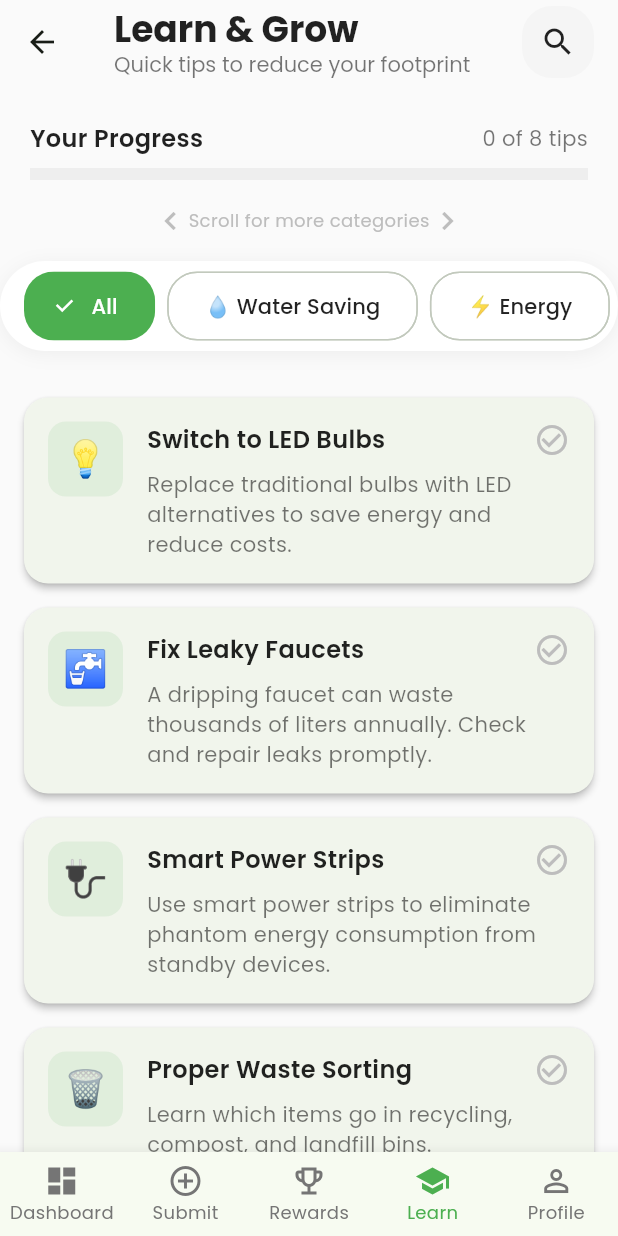
After one commit to bobecheda/leafPrint, a Flutter app: the EducationalHubScreen screen opened by its route, on a phone screen of 412 x 824 dp. The commit adds this screen. Run offline on Flutter 3.47's test engine with Material 3 defaults, Android fonts, the phone set to English and light mode, and no system bars; our stand-ins replace confetti, dotted_border, fl_chart, font_awesome_flutter, google_fonts, image_picker and 1 more; network calls fail.

Commit message:
Eco-learning

```diff
--- a/lib/main.dart
+++ b/lib/main.dart
@@ -1,10 +1,25 @@
 import 'package:flutter/material.dart';
 import 'package:google_fonts/google_fonts.dart';
 import 'screens/login_screen.dart';
+import 'screens/dashboard_screen.dart';
+import 'screens/eco_action_screen.dart';
+import 'screens/educational_hub_screen.dart';
+import 'screens/register_screen.dart';
 
 void main() {
   runApp(const LeafPrintApp());
 }
+
+// Define app routes
+final Map<String, WidgetBuilder> routes = {
+  '/': (context) => const LoginScreen(),
+  '/register': (context) => const RegisterScreen(),
+  '/dashboard': (context) => const DashboardScreen(),
+  '/eco-action': (context) => const EcoActionScreen(),
+  '/learn': (context) => const EducationalHubScreen(),
+  // Optional: Make sure this is defined in EducationalHubScreen class
+  // static const routeName = '/learn';
+};
 
 class LeafPrintApp extends StatelessWidget {
   const LeafPrintApp({super.key});
@@ -14,6 +29,18 @@ class LeafPrintApp extends StatelessWidget {
     return MaterialApp(
       title: 'LeafPrint',
       debugShowCheckedModeBanner: false,
+      initialRoute: '/',
+      routes: routes,
+      onGenerateRoute: (settings) {
+        switch (settings.name) {
+          case '/':
+            return MaterialPageRoute(builder: (context) => const LoginScreen());
+          case EducationalHubScreen.routeName:
+            return MaterialPageRoute(builder: (context) => const EducationalHubScreen());
+          default:
+            return MaterialPageRoute(builder: (context) => const LoginScreen());
+        }
+      },
       theme: ThemeData(
         primaryColor: const Color(0xFF4CAF50),
         colorScheme: ColorScheme.fromSeed(
@@ -48,7 +75,6 @@ class LeafPrintApp extends StatelessWidget {
           ),
         ),
       ),
-      home: const LoginScreen(),
     );
   }
 }
--- a/lib/screens/dashboard_screen.dart
+++ b/lib/screens/dashboard_screen.dart
@@ -544,14 +544,13 @@ class _DashboardScreenState extends State<DashboardScreen> {
       child: BottomNavigationBar(
         currentIndex: _selectedIndex,
         onTap: (index) {
+          setState(() => _selectedIndex = index);
           if (index == 1) {
-            // Navigate to EcoActionScreen when Add Action is tapped
-            Navigator.push(
-              context,
-              MaterialPageRoute(builder: (context) => const EcoActionScreen()),
-            );
-          } else {
-            setState(() => _selectedIndex = index);
+            Navigator.pushNamed(context, '/eco-action')
+              .then((_) => setState(() => _selectedIndex = 0));
+          } else if (index == 3) {
+            Navigator.pushNamed(context, '/learn')
+              .then((_) => setState(() => _selectedIndex = 0));
           }
         },
         type: BottomNavigationBarType.fixed,
--- /dev/null
+++ b/lib/screens/educational_hub_screen.dart
@@ -0,0 +1,540 @@
+import 'package:flutter/material.dart';
+import 'package:flutter/gestures.dart';
+import 'package:google_fonts/google_fonts.dart';
+import 'package:font_awesome_flutter/font_awesome_flutter.dart';
+
+class EducationalHubScreen extends StatefulWidget {
+  static const routeName = '/learn';
+  const EducationalHubScreen({super.key});
+
+  @override
+  State<EducationalHubScreen> createState() => _EducationalHubScreenState();
+}
+
+class TipSearchDelegate extends SearchDelegate<String> {
+  final List<Map<String, dynamic>> tips;
+
+  TipSearchDelegate({required this.tips});
+
+  @override
+  List<Widget> buildActions(BuildContext context) {
+    return [
+      IconButton(
+        icon: const Icon(Icons.clear),
+        onPressed: () {
+          query = '';
+        },
+      ),
+    ];
+  }
+
+  @override
+  Widget buildLeading(BuildContext context) {
+    return IconButton(
+      icon: const Icon(Icons.arrow_back),
+      onPressed: () {
+        close(context, '');
+      },
+    );
+  }
+
+  @override
+  Widget buildResults(BuildContext context) {
+    return buildSuggestions(context);
+  }
+
+  @override
+  Widget buildSuggestions(BuildContext context) {
+    final suggestionList = query.isEmpty
+        ? tips.take(5).toList()
+        : tips.where((tip) =>
+            tip['title'].toString().toLowerCase().contains(query.toLowerCase()) ||
+            tip['summary'].toString().toLowerCase().contains(query.toLowerCase()) ||
+            tip['category'].toString().toLowerCase().contains(query.toLowerCase()))
+            .toList();
+
+    return ListView.builder(
+      itemCount: suggestionList.length,
+      itemBuilder: (context, index) {
+        final tip = suggestionList[index];
+        return ListTile(
+          leading: Container(
+            width: 40,
+            height: 40,
+            decoration: BoxDecoration(
+              color: const Color(0xFF4CAF50).withOpacity(0.1),
+              borderRadius: BorderRadius.circular(10),
+            ),
+            child: Center(
+              child: Text(
+                tip['icon'],
+                style: const TextStyle(fontSize: 20),
+              ),
+            ),
+          ),
+          title: Text(
+            tip['title'],
+            style: GoogleFonts.poppins(
+              fontWeight: FontWeight.w500,
+            ),
+          ),
+          subtitle: Text(
+            tip['category'],
+            style: GoogleFonts.poppins(
+              fontSize: 12,
+              color: Colors.grey[600],
+            ),
+          ),
+          onTap: () {
+            close(context, tip['title']);
+          },
+        );
+      },
+    );
+  }
+}
+
+class _EducationalHubScreenState extends State<EducationalHubScreen> with SingleTickerProviderStateMixin {
+  late AnimationController _animationController;
+  late Animation<double> _fadeAnimation;
+  late Animation<Offset> _slideAnimation;
+
+  final List<String> categories = [
+    '💧 Water Saving',
+    '⚡ Energy',
+    '♻️ Recycling',
+    '🚌 Sustainable Transport',
+    '🌱 Gardening',
+    '🛍️ Shopping',
+    '🏠 Home',
+    '🍽️ Food',
+  ];
+
+  final List<Map<String, dynamic>> tips = [
+    {
+      'title': 'Switch to LED Bulbs',
+      'icon': '💡',
+      'summary': 'Replace traditional bulbs with LED alternatives to save energy and reduce costs.',
+      'category': '⚡ Energy',
+      'isRead': false,
+    },
+    {
+      'title': 'Fix Leaky Faucets',
+      'icon': '🚰',
+      'summary': 'A dripping faucet can waste thousands of liters annually. Check and repair leaks promptly.',
+      'category': '💧 Water Saving',
+      'isRead': false,
+    },
+    {
+      'title': 'Smart Power Strips',
+      'icon': '🔌',
+      'summary': 'Use smart power strips to eliminate phantom energy consumption from standby devices.',
+      'category': '⚡ Energy',
+      'isRead': false,
+    },
+    {
+      'title': 'Proper Waste Sorting',
+      'icon': '🗑️',
+      'summary': 'Learn which items go in recycling, compost, and landfill bins.',
+      'category': '♻️ Recycling',
+      'isRead': false,
+    },
+    {
+      'title': 'Try Bike Commuting',
+      'icon': '🚲',
+      'summary': 'Consider cycling for short trips to reduce emissions and improve health.',
+      'category': '🚌 Sustainable Transport',
+      'isRead': false,
+    },
+    {
+      'title': 'Composting Basics',
+      'icon': '🌱',
+      'summary': 'Start composting kitchen scraps to create nutrient-rich soil for your garden.',
+      'category': '🌱 Gardening',
+      'isRead': false,
+    },
+    {
+      'title': 'Eco-friendly Shopping',
+      'icon': '🛍️',
+      'summary': 'Bring reusable bags and choose products with minimal packaging.',
+      'category': '🛍️ Shopping',
+      'isRead': false,
+    },
+    {
+      'title': 'Energy-Efficient Windows',
+      'icon': '🪟',
+      'summary': 'Install double-pane windows to improve insulation and reduce energy costs.',
+      'category': '🏠 Home',
+      'isRead': false,
+    },
+  ];
+
+  String selectedCategory = 'All';
+  int readTipsCount = 0;
+
+  @override
+  void initState() {
+    super.initState();
+    _animationController = AnimationController(
+      duration: const Duration(milliseconds: 800),
+      vsync: this,
+    );
+
+    _fadeAnimation = Tween<double>(begin: 0.0, end: 1.0).animate(CurvedAnimation(
+      parent: _animationController,
+      curve: Curves.easeIn,
+    ));
+
+    _slideAnimation = Tween<Offset>(
+      begin: const Offset(0, 0.1),
+      end: Offset.zero,
+    ).animate(CurvedAnimation(
+      parent: _animationController,
+      curve: Curves.easeOut,
+    ));
+
+    _animationController.forward();
+  }
+
+  @override
+  void dispose() {
+    _animationController.dispose();
+    super.dispose();
+  }
+
+  List<Map<String, dynamic>> getFilteredTips() {
+    if (selectedCategory == 'All') return tips;
+    return tips.where((tip) => tip['category'] == selectedCategory).toList();
+  }
+
+  void toggleTipRead(int index) {
+    try {
+      setState(() {
+        final tip = getFilteredTips()[index];
+        tip['isRead'] = !tip['isRead'];
+        readTipsCount = tips.where((tip) => tip['isRead']).length;
+      });
+    } catch (e) {
+      debugPrint('Error toggling tip read status: $e');
+      ScaffoldMessenger.of(context).showSnackBar(
+        const SnackBar(
+          content: Text('Failed to update tip status'),
+          backgroundColor: Colors.red,
+        ),
+      );
+    }
+  }
+
+  @override
+  Widget build(BuildContext context) {
+    return Scaffold(
+      backgroundColor: Colors.grey[50],
+      appBar: AppBar(
+        elevation: 0,
+        backgroundColor: Colors.transparent,
+        titleSpacing: 20,
+        title: Column(
+          crossAxisAlignment: CrossAxisAlignment.start,
+          children: [
+            Text(
+              'Learn & Grow',
+              style: GoogleFonts.poppins(
+                fontSize: 24,
+                fontWeight: FontWeight.bold,
+                color: Colors.black87,
+              ),
+            ),
+            Text(
+              'Quick tips to reduce your footprint',
+              style: GoogleFonts.poppins(
+                fontSize: 14,
+                color: Colors.black54,
+              ),
+            ),
+          ],
+        ),
+        actions: [
+          Container(
+            margin: const EdgeInsets.only(right: 16),
+            decoration: BoxDecoration(
+              color: Colors.grey[100],
+              borderRadius: BorderRadius.circular(20),
+            ),
+            child: IconButton(
+              icon: const Icon(Icons.search, color: Colors.black87),
+              onPressed: () {
+                showSearch(
+                  context: context,
+                  delegate: TipSearchDelegate(tips: tips),
+                );
+              },
+            ),
+          ),
+        ],
+      ),
+      body: Column(
+        children: [
+          // Progress Tracker
+          Container(
+            padding: const EdgeInsets.symmetric(horizontal: 20, vertical: 15),
+            margin: const EdgeInsets.only(top: 10),
+            child: Column(
+              children: [
+                Row(
+                  mainAxisAlignment: MainAxisAlignment.spaceBetween,
+                  children: [
+                    Text(
+                      'Your Progress',
+                      style: GoogleFonts.poppins(
+                        fontSize: 16,
+                        fontWeight: FontWeight.w600,
+                        color: Colors.black87,
+                      ),
+                    ),
+                    Text(
+                      '$readTipsCount of ${tips.length} tips',
+                      style: GoogleFonts.poppins(
+                        fontSize: 14,
+                        color: Colors.black54,
+                      ),
+                    ),
+                  ],
+                ),
+                const SizedBox(height: 8),
+                TweenAnimationBuilder<double>(
+                  tween: Tween<double>(
+                    begin: 0,
+                    end: readTipsCount / tips.length,
+                  ),
+                  duration: const Duration(milliseconds: 500),
+                  curve: Curves.easeInOut,
+                  builder: (context, value, _) => Stack(
+                    children: [
+                      LinearProgressIndicator(
+                        value: value,
+                        backgroundColor: Colors.grey[200],
+                        valueColor: const AlwaysStoppedAnimation<Color>(Color(0xFF4CAF50)),
+                        minHeight: 8,
+                      ),
+                      Positioned.fill(
+                        child: Center(
+                          child: Text(
+                            '${(value * 100).toInt()}%',
+                            style: GoogleFonts.poppins(
+                              fontSize: 10,
+                              color: Colors.transparent,
+                            ),
+                          ),
+                        ),
+                      ),
+                    ],
+                  ),
+                ),
+              ],
+            ),
+          ),
+
+          // Scroll Indicator
+          Center(
+            child: Row(
+              mainAxisAlignment: MainAxisAlignment.center,
+              children: [
+                Icon(Icons.chevron_left, color: Colors.grey[400]),
+                Text(
+                  'Scroll for more categories',
+                  style: GoogleFonts.poppins(
+                    fontSize: 12,
+                    color: Colors.grey[400],
+                  ),
+                ),
+                Icon(Icons.chevron_right, color: Colors.grey[400]),
+              ],
+            ),
+          ),
+
+          // Category Filter Bar
+          Container(
+            height: 60,
+            margin: const EdgeInsets.symmetric(vertical: 15),
+            decoration: BoxDecoration(
+              color: Colors.white,
+              borderRadius: BorderRadius.circular(30),
+              boxShadow: [
+                BoxShadow(
+                  color: Colors.black.withOpacity(0.05),
+                  blurRadius: 10,
+                  offset: const Offset(0, 2),
+                ),
+              ],
+            ),
+            child: ScrollConfiguration(
+              behavior: ScrollConfiguration.of(context).copyWith(
+                dragDevices: {PointerDeviceKind.touch, PointerDeviceKind.mouse},
+                scrollbars: true,
+              ),
+              child: ListView(
+                scrollDirection: Axis.horizontal,
+                padding: const EdgeInsets.symmetric(horizontal: 16),
+                children: [
+                  ...['All', ...categories].map((category) {
+                    final isSelected = selectedCategory == category;
+                    return Padding(
+                      padding: const EdgeInsets.only(right: 8),
+                      child: FilterChip(
+                        label: Text(
+                          category,
+                          style: GoogleFonts.poppins(
+                            color: isSelected ? Colors.white : Colors.black87,
+                            fontWeight: FontWeight.w500,
+                          ),
+                        ),
+                        selected: isSelected,
+                        onSelected: (selected) {
+                          setState(() => selectedCategory = category);
+                        },
+                        selectedColor: const Color(0xFF4CAF50),
+                        backgroundColor: Colors.white,
+                        checkmarkColor: Colors.white,
+                        padding: const EdgeInsets.symmetric(horizontal: 16, vertical: 12),
+                        shape: RoundedRectangleBorder(borderRadius: BorderRadius.circular(20)),
+                        elevation: isSelected ? 0 : 2,
+                      ),
+                    );
+                  }).toList(),
+                ],
+              ),
+            ),
+          ),
+
+          // Content Cards
+          Expanded(
+            child: AnimatedBuilder(
+              animation: _animationController,
+              builder: (context, child) {
+                return FadeTransition(
+                  opacity: _fadeAnimation,
+                  child: SlideTransition(
+                    position: _slideAnimation,
+                    child: RefreshIndicator(
+                      color: const Color(0xFF4CAF50),
+                      onRefresh: () async {
+                        await Future.delayed(const Duration(seconds: 1));
+                        setState(() {
+                          for (var tip in tips) {
+                            tip['isRead'] = false;
+                          }
+                          readTipsCount = 0;
+                        });
+                      },
+                      child: ListView.builder(
+                        padding: const EdgeInsets.all(16),
+                        itemCount: getFilteredTips().length,
+                        itemBuilder: (context, index) {
+                          final tip = getFilteredTips()[index];
+                          return Hero(
+                            tag: 'tip_${tip['title']}',
+                            child: Card(
+                              margin: const EdgeInsets.only(bottom: 16),
+                              elevation: 2,
+                              shape: RoundedRectangleBorder(
+                                borderRadius: BorderRadius.circular(16),
+                              ),
+                              child: InkWell(
+                                borderRadius: BorderRadius.circular(16),
+                                onTap: () => toggleTipRead(index),
+                                child: Container(
+                                  padding: const EdgeInsets.all(16),
+                                  child: Row(
+                                    crossAxisAlignment: CrossAxisAlignment.start,
+                                    children: [
+                                      Container(
+                                        width: 50,
+                                        height: 50,
+                                        decoration: BoxDecoration(
+                                          color: const Color(0xFF4CAF50).withOpacity(0.1),
+                                          borderRadius: BorderRadius.circular(12),
+                                        ),
+                                        child: Center(
+                                          child: Text(
+                                            tip['icon'],
+                                            style: const TextStyle(fontSize: 24),
+                                          ),
+                                        ),
+                                      ),
+                                      const SizedBox(width: 16),
+                                      Expanded(
+                                        child: Column(
+                                          crossAxisAlignment: CrossAxisAlignment.start,
+                                          children: [
+                                            Row(
+                                              mainAxisAlignment: MainAxisAlignment.spaceBetween,
+                                              children: [
+                                                Expanded(
+                                                  child: Text(
+                                                    tip['title'],
+                                                    style: GoogleFonts.poppins(
+                                                      fontSize: 16,
+                                                      fontWeight: FontWeight.w600,
+                                                      color: Colors.black87,
+                                                    ),
+                                                  ),
+                                                ),
+                                                AnimatedSwitcher(
+                                                  duration: const Duration(milliseconds: 300),
+                                                  child: Icon(
+                                                    tip['isRead']
+                                                        ? Icons.check_circle
+                                                        : Icons.check_circle_outline,
+                                                    key: ValueKey<bool>(tip['isRead']),
+                                                    color: tip['isRead']
+                                                        ? const Color(0xFF4CAF50)
+                                                        : Colors.grey[400],
+                                                  ),
+                                                ),
+                                              ],
+                                            ),
+                                            const SizedBox(height: 8),
+                                            Text(
+                                              tip['summary'],
+                                              style: GoogleFonts.poppins(
+                                                fontSize: 14,
+                                                color: Colors.black54,
+                                              ),
+                                            ),
+                                          ],
+                                        ),
+                                      ),
+                                    ],
+                                  ),
+                                ),
+                              ),
+                            ),
+                          );
+                        },
+                      ),
+                    ),
+                  ),
+                );
+              },
+            ),
+          ),
+        ],
+      ),
+      bottomNavigationBar: BottomNavigationBar(
+        currentIndex: 3,
+        type: BottomNavigationBarType.fixed,
+        selectedItemColor: const Color(0xFF4CAF50),
+        unselectedItemColor: Colors.grey[600],
+        selectedLabelStyle: GoogleFonts.poppins(fontSize: 12),
+        unselectedLabelStyle: GoogleFonts.poppins(fontSize: 12),
+        items: const [
+          BottomNavigationBarItem(icon: Icon(Icons.dashboard), label: 'Dashboard'),
+          BottomNavigationBarItem(icon: Icon(Icons.add_circle_outline), label: 'Submit'),
+          BottomNavigationBarItem(icon: Icon(Icons.emoji_events_outlined), label: 'Rewards'),
+          BottomNavigationBarItem(icon: Icon(Icons.school), label: 'Learn'),
+          BottomNavigationBarItem(icon: Icon(Icons.person_outline), label: 'Profile'),
+        ],
+      ),
+    );
+  }
+}
--- a/lib/screens/login_screen.dart
+++ b/lib/screens/login_screen.dart
@@ -19,10 +19,7 @@ class _LoginScreenState extends State<LoginScreen> {
     // TODO: Implement login logic
     if (_emailController.text == 'user@example.com' &&
         _passwordController.text == 'password123') {
-      Navigator.pushReplacement(
-        context,
-        MaterialPageRoute(builder: (context) => const DashboardScreen()),
-      );
+      Navigator.pushReplacementNamed(context, '/dashboard');
     } else {
       ScaffoldMessenger.of(context).showSnackBar(
         const SnackBar(content: Text('Invalid credentials')),
@@ -198,13 +195,7 @@ class _LoginScreenState extends State<LoginScreen> {
                         ),
                         TextButton(
                           onPressed: () {
-                            Navigator.push(
-                              context,
-                              MaterialPageRoute(
-                                builder: (context) =>
-                                    const RegisterScreen(),
-                              ),
-                            );
+                            Navigator.pushNamed(context, '/register');
                           },
                           child: const Text('Register'),
                         ),
--- /dev/null
+++ b/lib/services/navigation_service.dart
@@ -0,0 +1,28 @@
+import 'package:flutter/material.dart';
+import '../screens/dashboard_screen.dart';
+import '../screens/eco_action_screen.dart';
+import '../screens/educational_hub_screen.dart';
+
+class NavigationService {
+  static int _currentIndex = 0;
+
+  static final List<Widget> _screens = [
+    const DashboardScreen(),
+    const EcoActionScreen(),
+    const Center(child: Text('Rewards')), // Placeholder for Rewards screen
+    const EducationalHubScreen(),
+    const Center(child: Text('Profile')), // Placeholder for Profile screen
+  ];
+
+  static Widget getCurrentScreen() {
+    return _screens[_currentIndex];
+  }
+
+  static void updateIndex(int index) {
+    _currentIndex = index;
+  }
+
+  static int getCurrentIndex() {
+    return _currentIndex;
+  }
+}
```
